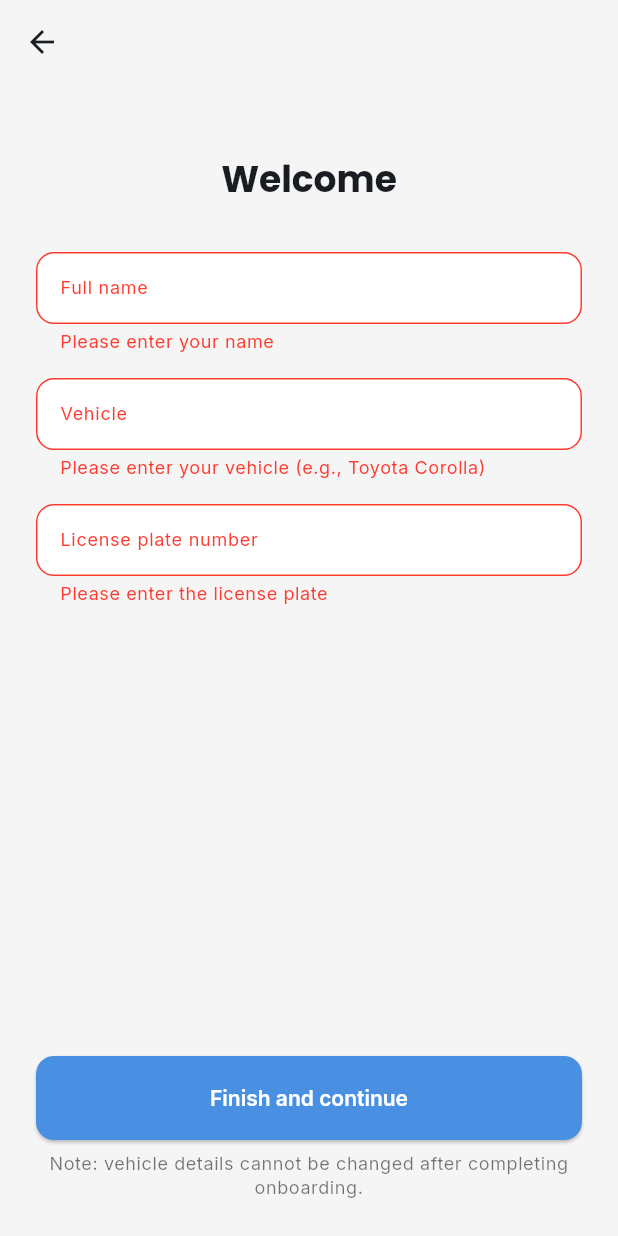
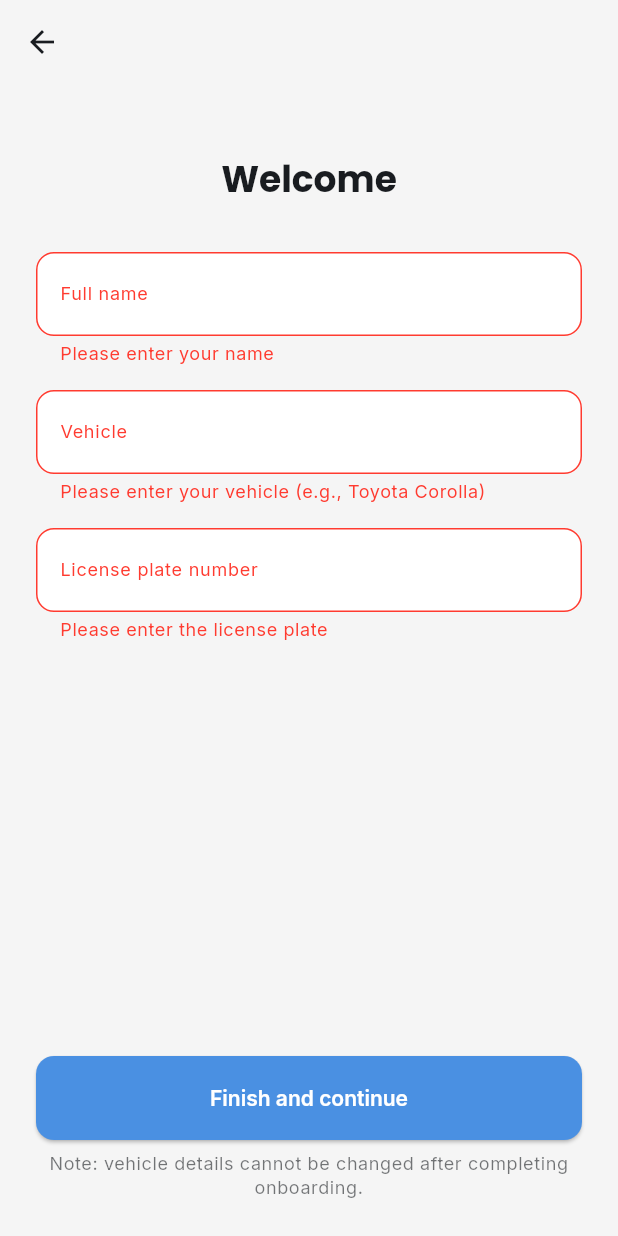
Before and after one commit to yangakandeni/carlet, a Flutter app: the OnboardingScreen screen opened by its route, after a tap on "Finish and continue", on a phone screen of 412 x 824 dp. Run offline on Flutter 3.47's test engine with Material 3 defaults, Android fonts, the light colour scheme and no system bars; our stand-ins replace another_flushbar, cloud_firestore, firebase_auth, firebase_core, firebase_messaging, firebase_storage and 4 more; accounts and stored records are empty.

Commit message:
refactor: Improve input field height.

```diff
--- a/lib/screens/auth/login_screen.dart
+++ b/lib/screens/auth/login_screen.dart
@@ -6,6 +6,7 @@ import 'package:intl_phone_field/intl_phone_field.dart';
 import 'package:carlet/screens/auth/phone_verification_screen.dart';
 import 'package:carlet/widgets/carlet_button.dart';
 import 'package:carlet/utils/phone_utils.dart';
+import 'package:carlet/utils/ui_constants.dart';
 
 /// Phase 1 (Phone Number Input) of the Login flow, styled with Carlet design system.
 /// On submit, navigates to PhoneVerificationScreen for OTP (Phase 2).
@@ -73,7 +74,7 @@ class _LoginScreenState extends State<LoginScreen> {
       labelText: 'Phone Number',
       filled: true,
       fillColor: theme.colorScheme.surface,
-      contentPadding: const EdgeInsets.symmetric(vertical: 12, horizontal: 12),
+      contentPadding: UIConstants.kInputContentPadding,
       border: OutlineInputBorder(
         borderRadius: BorderRadius.circular(24),
         borderSide: BorderSide(color: theme.colorScheme.outline),
--- a/lib/screens/auth/onboarding_screen.dart
+++ b/lib/screens/auth/onboarding_screen.dart
@@ -8,6 +8,7 @@ import 'package:carlet/utils/plate_utils.dart';
 import 'package:carlet/screens/home/home_screen.dart';
 import 'package:carlet/widgets/carlet_button.dart';
 import 'package:carlet/widgets/invisible_app_bar.dart';
+import 'package:carlet/utils/ui_constants.dart';
 
 class OnboardingScreen extends StatefulWidget {
   static const routeName = '/onboarding';
@@ -167,7 +168,7 @@ class _OnboardingScreenState extends State<OnboardingScreen> {
                                   border: OutlineInputBorder(
                                     borderRadius: BorderRadius.circular(12),
                                   ),
-                                  contentPadding: const EdgeInsets.symmetric(vertical: 12, horizontal: 12),
+                                  contentPadding: UIConstants.kInputContentPadding,
                                 ),
                                 validator: (v) => (v == null || v.trim().isEmpty)
                                     ? 'Please enter your name'
@@ -183,7 +184,7 @@ class _OnboardingScreenState extends State<OnboardingScreen> {
                                   border: OutlineInputBorder(
                                     borderRadius: BorderRadius.circular(12),
                                   ),
-                                  contentPadding: const EdgeInsets.symmetric(vertical: 12, horizontal: 12),
+                                  contentPadding: UIConstants.kInputContentPadding,
                                 ),
                                 validator: _validateVehicle,
                                 textInputAction: TextInputAction.next,
@@ -196,7 +197,7 @@ class _OnboardingScreenState extends State<OnboardingScreen> {
                                   border: OutlineInputBorder(
                                     borderRadius: BorderRadius.circular(12),
                                   ),
-                                  contentPadding: const EdgeInsets.symmetric(vertical: 12, horizontal: 12),
+                                  contentPadding: UIConstants.kInputContentPadding,
                                 ),
                                 inputFormatters: const [
                                   UpperCaseTextFormatter(),
--- a/lib/screens/auth/phone_verification_screen.dart
+++ b/lib/screens/auth/phone_verification_screen.dart
@@ -253,7 +253,7 @@ class _PhoneVerificationScreenState extends State<PhoneVerificationScreen> {
                         borderRadius: BorderRadius.circular(12),
                       ),
                       prefixIcon: const Icon(Icons.phone),
-                      contentPadding: const EdgeInsets.symmetric(vertical: 12, horizontal: 12),
+                      contentPadding: UIConstants.kInputContentPadding,
                     ),
                     initialCountryCode: 'ZA',
                     disableLengthCheck: true,
@@ -278,7 +278,7 @@ class _PhoneVerificationScreenState extends State<PhoneVerificationScreen> {
                             child: CircularProgressIndicator(strokeWidth: 2),
                           )
                         : const Icon(Icons.send),
-                    label: Text(_loading ? 'Sending...' : 'Get OTP'),
+                    label: Text(_loading ? 'Sending...' : 'Get OTP', style: theme.textTheme.bodyMedium),
                     style: ElevatedButton.styleFrom(minimumSize: Size.fromHeight(UIConstants.kButtonMinHeight)),
                   ),
                 ] else ...[
--- a/lib/screens/profile/profile_screen.dart
+++ b/lib/screens/profile/profile_screen.dart
@@ -97,7 +97,7 @@ class _ProfileScreenState extends State<ProfileScreen> {
                 decoration: const InputDecoration(
                   labelText: 'Full name',
                   border: OutlineInputBorder(),
-                  contentPadding: EdgeInsets.symmetric(vertical: 12, horizontal: 12),
+                  contentPadding: UIConstants.kInputContentPadding,
                 ),
                 textInputAction: TextInputAction.next,
               ),
@@ -108,8 +108,7 @@ class _ProfileScreenState extends State<ProfileScreen> {
                   labelText: 'Email address',
                   hintText: 'Enter your email',
                   border: OutlineInputBorder(),
-                  contentPadding: EdgeInsets.symmetric(vertical: 12, horizontal: 12),
-                ),
+                ).copyWith(contentPadding: UIConstants.kInputContentPadding),
                 keyboardType: TextInputType.emailAddress,
                 textInputAction: TextInputAction.done,
               ),
--- a/lib/screens/report/create_report_screen.dart
+++ b/lib/screens/report/create_report_screen.dart
@@ -161,8 +161,7 @@ class _CreateReportScreenState extends State<CreateReportScreen> {
               decoration: const InputDecoration(
                 labelText: 'License plate',
                 prefixIcon: Icon(Icons.directions_car_outlined),
-                contentPadding: EdgeInsets.symmetric(vertical: 12, horizontal: 12),
-              ),
+              ).copyWith(contentPadding: UIConstants.kInputContentPadding),
               textCapitalization: TextCapitalization.characters,
             ),
             const SizedBox(height: 12),
@@ -172,8 +171,7 @@ class _CreateReportScreenState extends State<CreateReportScreen> {
                 labelText: 'Message (optional)',
                 hintText: 'e.g. Your headlights are on',
                 prefixIcon: Icon(Icons.message_outlined),
-                contentPadding: EdgeInsets.symmetric(vertical: 12, horizontal: 12),
-              ),
+              ).copyWith(contentPadding: UIConstants.kInputContentPadding),
               maxLength: 120,
             ),
             SwitchListTile(
--- a/lib/utils/ui_constants.dart
+++ b/lib/utils/ui_constants.dart
@@ -6,7 +6,7 @@ class UIConstants {
   static const double kButtonMinHeight = 56.0;
 
   // Standard content padding for form inputs
-  static const EdgeInsets kInputContentPadding = EdgeInsets.symmetric(vertical: 12, horizontal: 12);
+  static const EdgeInsets kInputContentPadding = EdgeInsets.symmetric(vertical: 16, horizontal: 12);
 
   // Max content width for centered forms/screens on wide displays
   static const double kFormMaxWidth = 480.0;
--- a/lib/widgets/phone_update_dialog.dart
+++ b/lib/widgets/phone_update_dialog.dart
@@ -212,7 +212,7 @@ class _PhoneUpdateDialogState extends State<PhoneUpdateDialog> {
                     borderRadius: BorderRadius.circular(12),
                   ),
                   prefixIcon: const Icon(Icons.phone),
-                  contentPadding: const EdgeInsets.symmetric(vertical: 12, horizontal: 12),
+                  contentPadding: UIConstants.kInputContentPadding,
                 ),
                 initialCountryCode: 'ZA',
                 disableLengthCheck: true,
```
Also changed, not shown: lib/screens/comments/comments_screen.dart (+2 -5 lines), 3 other files.
